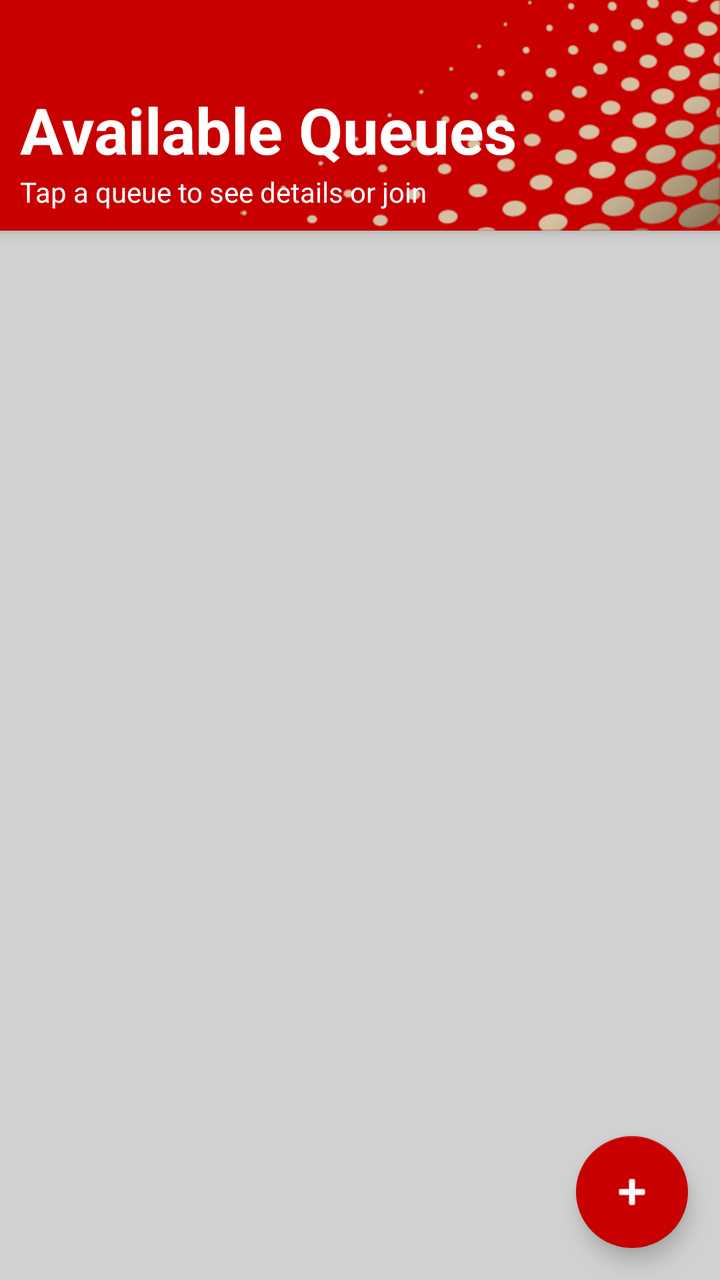
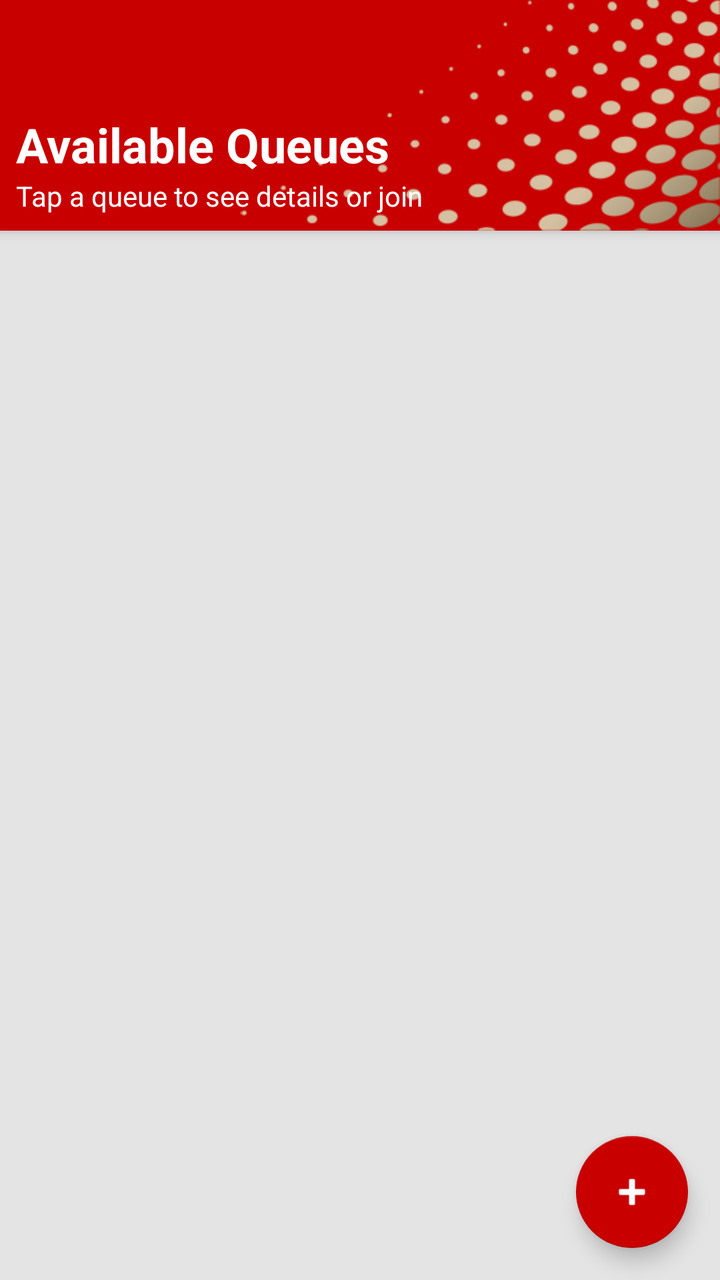

Before-and-after screenshots of an Android layout around one commit, followed by the original layout XML and the change that was made.
<!-- AndroidManifest.xml: application theme Theme.VQueue -->
<!-- res/layout/fragment_home.xml -->
<?xml version="1.0" encoding="utf-8"?>
<androidx.coordinatorlayout.widget.CoordinatorLayout xmlns:android="http://schemas.android.com/apk/res/android"
    xmlns:app="http://schemas.android.com/apk/res-auto"
    xmlns:tools="http://schemas.android.com/tools"
    android:layout_width="match_parent"
    android:layout_height="match_parent"
    android:background="@color/text_hint"
    tools:context=".fragments.HomeFragment">

    <androidx.constraintlayout.widget.ConstraintLayout
        android:layout_width="match_parent"
        android:layout_height="match_parent">

        
        <androidx.constraintlayout.widget.ConstraintLayout
            android:id="@+id/headerSection"
            android:layout_width="match_parent"
            android:layout_height="0dp"
            android:background="@drawable/bg"
            android:orientation="vertical"
            android:padding="10dp"
            android:elevation="4dp"
            app:layout_constraintTop_toTopOf="parent"
            app:layout_constraintStart_toStartOf="parent"
            app:layout_constraintEnd_toEndOf="parent"
            app:layout_constraintHeight_percent="0.18">

            <TextView
                android:id="@+id/headerText"
                android:layout_width="wrap_content"
                android:layout_height="wrap_content"
                android:text="Available Queues"
                android:textColor="@color/text_on_primary"
                android:textSize="32sp"
                android:textStyle="bold"
                app:layout_constraintBottom_toTopOf="@+id/statusText"
                app:layout_constraintStart_toStartOf="parent" />

            <TextView
                android:id="@+id/statusText"
                android:layout_width="wrap_content"
                android:layout_height="wrap_content"
                android:layout_marginTop="6dp"
                android:gravity="center"
                android:text="Tap a queue to see details or join"
                android:textColor="@color/text_on_primary"
                android:textSize="14sp"
                app:layout_constraintBottom_toBottomOf="parent"
                app:layout_constraintStart_toStartOf="parent" />

        </androidx.constraintlayout.widget.ConstraintLayout>

        
        <ProgressBar
            android:id="@+id/loadingIndicator"
            style="?android:attr/progressBarStyleHorizontal"
            android:layout_width="0dp"
            android:layout_height="wrap_content"
            android:layout_marginTop="-8dp"
            android:elevation="5dp"
            android:indeterminate="true"
            android:indeterminateTint="@color/text_on_primary"
            android:visibility="gone"
            app:layout_constraintEnd_toEndOf="parent"
            app:layout_constraintStart_toStartOf="parent"
            app:layout_constraintTop_toBottomOf="@id/headerSection"
            />

        
        <androidx.recyclerview.widget.RecyclerView
            android:id="@+id/queuesRecyclerView"
            android:layout_width="0dp"
            android:layout_height="0dp"
            android:clipToPadding="false"
            android:paddingTop="16dp"
            android:paddingBottom="80dp"
            app:layout_constraintBottom_toBottomOf="parent"
            app:layout_constraintEnd_toEndOf="parent"
            app:layout_constraintStart_toStartOf="parent"
            app:layout_constraintTop_toBottomOf="@id/headerSection" />

    </androidx.constraintlayout.widget.ConstraintLayout>

    
    <com.google.android.material.floatingactionbutton.FloatingActionButton
        android:id="@+id/fabCreateQueue"
        android:layout_width="wrap_content"
        android:layout_height="wrap_content"
        android:layout_gravity="bottom|end"
        android:layout_margin="16dp"
        android:contentDescription="Create Queue"
        app:backgroundTint="@color/primary"
        app:srcCompat="@android:drawable/ic_input_add"
        app:tint="@color/text_on_primary" />

</androidx.coordinatorlayout.widget.CoordinatorLayout>
<!-- resources referenced by this layout -->
<resources>
  <color name="primary">#C80000</color>
  <color name="text_hint">#D1D1D1</color>
  <color name="text_on_primary">#FFFFFFFF</color>
  <!-- drawable bg (drawable) -->
  <layer-list xmlns:android="http://schemas.android.com/apk/res/android">
  
      
      <item>
          <shape android:shape="rectangle">
              <solid android:color="@color/primary" />
          </shape>
      </item>
  
      
      <item
          android:drawable="@drawable/img"
          android:gravity="bottom|end"
          android:width="240dp"
          android:height="240dp"
          android:tileMode="disabled" />
  </layer-list>
  <style name="Theme.VQueue" parent="Theme.MaterialComponents.DayNight.DarkActionBar">
          <item name="windowActionBar">false</item>
          <item name="windowNoTitle">true</item>
          
          <item name="colorPrimary">@color/primary</item>
          <item name="colorPrimaryVariant">@color/primary_dark</item>
          <item name="colorOnPrimary">@color/text_on_primary</item>
          <item name="android:textColorSecondary">@color/text_on_primary</item>
  
          <item name="colorSecondary">@color/accent</item>
          <item name="colorOnSecondary">@color/text_on_primary</item>
  
          
          <item name="android:colorBackground">@color/background_primary</item>
          <item name="colorSurface">@color/surface</item>
          <item name="colorOnSurface">@color/text_primary</item>
  
          
          <item name="android:statusBarColor">@color/primary</item>
  
          <item name="cornerFamily">rounded</item>
          <item name="cornerSize">16dp</item>
      </style>
  <!-- drawable img: png bitmap (drawable, 26923 bytes) -->
  <color name="primary_dark">#BB0000</color>
  <color name="accent">#FF03DAC5</color>
  <color name="background_primary">#FFFFFF</color>
  <color name="surface">#FFFFFFFF</color>
  <color name="text_primary">#FF212121</color>
</resources>

<!-- the commit's change to res/layout/fragment_home.xml (unified diff, before → after) -->
@@ -4,7 +4,7 @@
     xmlns:tools="http://schemas.android.com/tools"
     android:layout_width="match_parent"
     android:layout_height="match_parent"
-    android:background="@color/text_hint"
+    android:background="@color/background"
     tools:context=".fragments.HomeFragment">
 
     <androidx.constraintlayout.widget.ConstraintLayout
@@ -18,7 +18,7 @@
             android:layout_height="0dp"
             android:background="@drawable/bg"
             android:orientation="vertical"
-            android:padding="10dp"
+            android:padding="@dimen/padding_small"
             android:elevation="4dp"
             app:layout_constraintTop_toTopOf="parent"
             app:layout_constraintStart_toStartOf="parent"
@@ -30,8 +30,8 @@
                 android:layout_width="wrap_content"
                 android:layout_height="wrap_content"
                 android:text="Available Queues"
-                android:textColor="@color/text_on_primary"
-                android:textSize="32sp"
+                android:textColor="@color/on_primary"
+                android:textSize="@dimen/text_size_header"
                 android:textStyle="bold"
                 app:layout_constraintBottom_toTopOf="@+id/statusText"
                 app:layout_constraintStart_toStartOf="parent" />
@@ -40,11 +40,11 @@
                 android:id="@+id/statusText"
                 android:layout_width="wrap_content"
                 android:layout_height="wrap_content"
-                android:layout_marginTop="6dp"
+                android:layout_marginTop="@dimen/margin_small"
                 android:gravity="center"
                 android:text="Tap a queue to see details or join"
-                android:textColor="@color/text_on_primary"
-                android:textSize="14sp"
+                android:textColor="@color/on_primary"
+                android:textSize="@dimen/text_size_body"
                 app:layout_constraintBottom_toBottomOf="parent"
                 app:layout_constraintStart_toStartOf="parent" />
 
@@ -59,7 +59,7 @@
             android:layout_marginTop="-8dp"
             android:elevation="5dp"
             android:indeterminate="true"
-            android:indeterminateTint="@color/text_on_primary"
+            android:indeterminateTint="@color/on_primary"
             android:visibility="gone"
             app:layout_constraintEnd_toEndOf="parent"
             app:layout_constraintStart_toStartOf="parent"
@@ -72,7 +72,7 @@
             android:layout_width="0dp"
             android:layout_height="0dp"
             android:clipToPadding="false"
-            android:paddingTop="16dp"
+            android:paddingTop="@dimen/padding_medium"
             android:paddingBottom="80dp"
             app:layout_constraintBottom_toBottomOf="parent"
             app:layout_constraintEnd_toEndOf="parent"
@@ -87,10 +87,10 @@
         android:layout_width="wrap_content"
         android:layout_height="wrap_content"
         android:layout_gravity="bottom|end"
-        android:layout_margin="16dp"
+        android:layout_margin="@dimen/margin_medium"
         android:contentDescription="Create Queue"
         app:backgroundTint="@color/primary"
         app:srcCompat="@android:drawable/ic_input_add"
-        app:tint="@color/text_on_primary" />
+        app:tint="@color/on_primary" />
 
 </androidx.coordinatorlayout.widget.CoordinatorLayout>
<!-- resource entries referenced after the edit -->
@@ -1,8 +1,14 @@
 <!-- resources referenced by this layout -->
 <resources>
-  <color name="primary">#C80000</color>
-  <color name="text_hint">#D1D1D1</color>
-  <color name="text_on_primary">#FFFFFFFF</color>
+  <color name="background">@color/brand_gray_light</color>
+  <color name="on_primary">@color/brand_white</color>
+  <color name="primary">@color/brand_red</color>
+  <dimen name="margin_medium">16dp</dimen>
+  <dimen name="margin_small">8dp</dimen>
+  <dimen name="padding_medium">16dp</dimen>
+  <dimen name="padding_small">8dp</dimen>
+  <dimen name="text_size_body">14sp</dimen>
+  <dimen name="text_size_header">24sp</dimen>
   <!-- drawable bg (drawable) -->
   <layer-list xmlns:android="http://schemas.android.com/apk/res/android">
   
@@ -26,15 +32,15 @@
           <item name="windowNoTitle">true</item>
           
           <item name="colorPrimary">@color/primary</item>
-          <item name="colorPrimaryVariant">@color/primary_dark</item>
-          <item name="colorOnPrimary">@color/text_on_primary</item>
-          <item name="android:textColorSecondary">@color/text_on_primary</item>
+          <item name="colorPrimaryVariant">@color/primary_variant</item>
+          <item name="colorOnPrimary">@color/on_primary</item>
+          <item name="android:textColorSecondary">@color/on_primary</item>
   
-          <item name="colorSecondary">@color/accent</item>
-          <item name="colorOnSecondary">@color/text_on_primary</item>
+          <item name="colorSecondary">@color/secondary</item>
+          <item name="colorOnSecondary">@color/on_secondary</item>
   
           
-          <item name="android:colorBackground">@color/background_primary</item>
+          <item name="android:colorBackground">@color/background</item>
           <item name="colorSurface">@color/surface</item>
           <item name="colorOnSurface">@color/text_primary</item>
   
@@ -44,11 +50,15 @@
           <item name="cornerFamily">rounded</item>
           <item name="cornerSize">16dp</item>
       </style>
+  <color name="brand_gray_light">#E4E4E4</color>
+  <color name="brand_white">#FFFFFF</color>
+  <color name="brand_red">#C80000</color>
   <!-- drawable img: png bitmap (drawable, 26923 bytes) -->
-  <color name="primary_dark">#BB0000</color>
-  <color name="accent">#FF03DAC5</color>
-  <color name="background_primary">#FFFFFF</color>
-  <color name="surface">#FFFFFFFF</color>
-  <color name="text_primary">#FF212121</color>
+  <color name="primary_variant">@color/brand_red</color>
+  <color name="secondary">@color/brand_black</color>
+  <color name="on_secondary">@color/brand_white</color>
+  <color name="surface">@color/brand_white</color>
+  <color name="text_primary">@color/brand_black</color>
+  <color name="brand_black">#212121</color>
 </resources>
 
